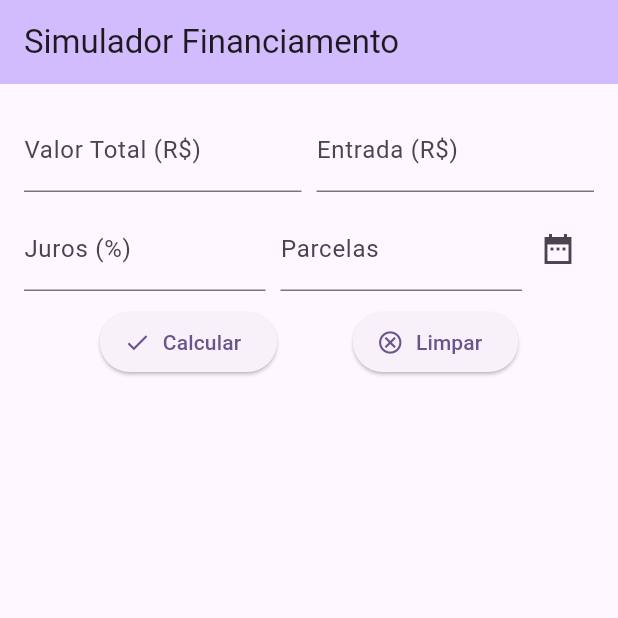
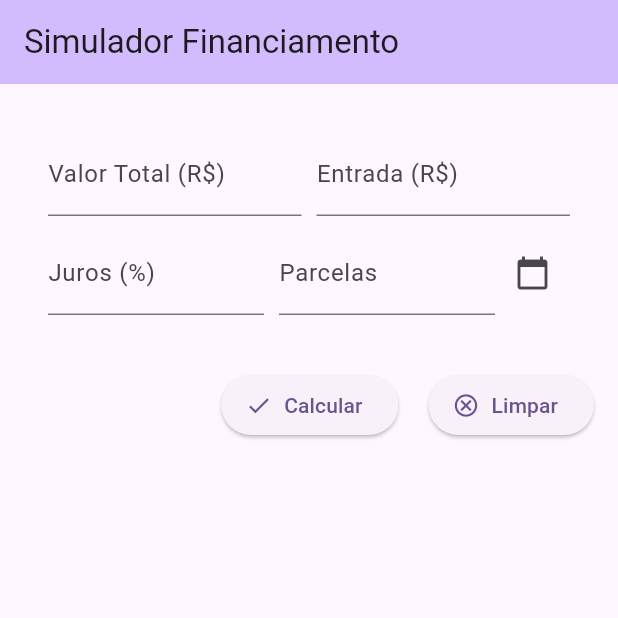
Before and after one commit to aliek57/prova1, a Flutter app: the screen it shows after launch, after a tap on "Limpar", on a phone screen of 412 x 824 dp, the top half of it. Run offline on Flutter 3.47's test engine with Material 3 defaults, Android fonts, the phone set to English and light mode, and no system bars.

Commit message:
fix: adjust layout

```diff
--- a/lib/main.dart
+++ b/lib/main.dart
@@ -14,6 +14,7 @@ class MyApp extends StatelessWidget {
       title: 'Exercicio 1 da Prova 1',
       theme: ThemeData(
         colorScheme: ColorScheme.fromSeed(seedColor: Colors.deepPurple),
+        useMaterial3: true,
       ),
       home: const MyHomePage(title: 'Simulador Financiamento'),
     );
@@ -22,7 +23,6 @@ class MyApp extends StatelessWidget {
 
 class MyHomePage extends StatefulWidget {
   const MyHomePage({super.key, required this.title});
-
   final String title;
 
   @override
@@ -41,7 +41,7 @@ class _MyHomePageState extends State<MyHomePage> {
     final DateTime? data_escolhida = await showDatePicker(
       context: context,
       initialDate: DateTime.now().add(const Duration(days: 30)),
-      firstDate: DateTime.now().add(const Duration(days: 30)),
+      firstDate: DateTime.now(),
       lastDate: DateTime(2101),
     );
     if (data_escolhida != null && data_escolhida != dataVencimento) {
@@ -53,40 +53,44 @@ class _MyHomePageState extends State<MyHomePage> {
 
   Widget criarParcela(int idx) {
     Parcela p = parcelas[idx];
-    ListTile item = ListTile(title: generateView(p), );
-    return item;
-  }
-
-  Widget generateView(Parcela p) {
-    return Column(
+    return Padding(
+      padding: const EdgeInsets.symmetric(vertical: 8.0),
+      child: Column(
         crossAxisAlignment: CrossAxisAlignment.start,
         children: [
-        Text("Parcela nº ${p.numeroParcela} vence em ${p.dataVencimento}"),
+          Text(
+            "Parcela nº ${p.numeroParcela} vence em ${p.dataVencimento.day.toString().padLeft(2, '0')}/${p.dataVencimento.month.toString().padLeft(2, '0')}/${p.dataVencimento.year}",
+            style: const TextStyle(fontWeight: FontWeight.bold),
+          ),
+          const SizedBox(height: 4),
           Row(
+            mainAxisAlignment: MainAxisAlignment.spaceBetween,
             children: [
-            Expanded(child: Text("Parcela: ${p.valorParcela.toStringAsFixed(2)}")),
-            Text("Juros: ${p.juros.toStringAsFixed(2)}"),
-            const SizedBox(width: 10),
-            Text("Total: ${p.dividaRestante.toStringAsFixed(2)}"),
+              Text("Parcela: R\$ ${p.valorParcela.toStringAsFixed(2)}"),
+              Text("Juros: R\$ ${p.juros.toStringAsFixed(2)}"),
+              Text("Total: R\$ ${p.dividaRestante.toStringAsFixed(2)}"),
             ],
           ),
         ],
+      ),
     );
   }
 
   void _showMessage(String msg, int time) {
     ScaffoldMessenger.of(context).showSnackBar(
-        SnackBar(content: Text(msg),
-            duration: Duration(seconds: time))
+      SnackBar(
+        content: Text(msg),
+        duration: Duration(seconds: time),
+      ),
     );
   }
 
   void _limpar() {
     setState(() {
-      totalController.text = "";
-      entradaController.text = "";
-      jurosController.text = "";
-      parcelasController.text = "";
+      totalController.clear();
+      entradaController.clear();
+      jurosController.clear();
+      parcelasController.clear();
       dataVencimento = null;
       parcelas = [];
     });
@@ -107,7 +111,7 @@ class _MyHomePageState extends State<MyHomePage> {
       int numParcelas = int.parse(parcelasController.text);
 
       if (total <= 0 || entrada < 0 || jurosMensal < 0 || numParcelas <= 0) {
-        _showMessage("Valores numéricos inválidos. Apenas juros pode ser 0.", 4);
+        _showMessage("Valores numéricos inválidos.", 4);
         return;
       }
 
@@ -119,20 +123,20 @@ class _MyHomePageState extends State<MyHomePage> {
       for (int i = 1; i <= numParcelas; i++) {
         double jurosDaParcela = saldoDevedor * jurosMensal;
         double valorTotalParcela = valorPrincipalParcela + jurosDaParcela;
+        double novoSaldoDevedor = saldoDevedor - valorPrincipalParcela;
 
         dataAtual = DateTime(dataAtual.year, dataAtual.month + 1, dataAtual.day);
-
-        saldoDevedor -= valorPrincipalParcela;
 
         tempParcelas.add(
           Parcela(
             numeroParcela: i,
             valorParcela: valorTotalParcela,
             juros: jurosDaParcela,
-            dividaRestante: saldoDevedor > 0 ? saldoDevedor : 0,
+            dividaRestante: novoSaldoDevedor > 0 ? novoSaldoDevedor : 0,
             dataVencimento: dataAtual,
           ),
         );
+        saldoDevedor = novoSaldoDevedor;
       }
 
       setState(() {
@@ -155,15 +159,16 @@ class _MyHomePageState extends State<MyHomePage> {
         padding: const EdgeInsets.all(16.0),
         child: Column(
           children: [
-              // 🔹 Use Expanded/Flexible só onde precisa crescer
+            Container(
+              padding: const EdgeInsets.all(16.0),
+              child: Column(
+                children: [
                   Row(
                     children: [
                       Expanded(
                         child: TextField(
                           controller: totalController,
-                      decoration: const InputDecoration(
-                        labelText: "Valor Total (R\$)",
-                      ),
+                          decoration: const InputDecoration(labelText: "Valor Total (R\$)"),
                           keyboardType: TextInputType.number,
                         ),
                       ),
@@ -171,25 +176,19 @@ class _MyHomePageState extends State<MyHomePage> {
                       Expanded(
                         child: TextField(
                           controller: entradaController,
-                      decoration: const InputDecoration(
-                        labelText: "Entrada (R\$)",
-                      ),
+                          decoration: const InputDecoration(labelText: "Entrada (R\$)"),
                           keyboardType: TextInputType.number,
                         ),
                       ),
                     ],
                   ),
-
                   const SizedBox(height: 10),
-
                   Row(
                     children: [
                       Expanded(
                         child: TextField(
                           controller: jurosController,
-                      decoration: const InputDecoration(
-                        labelText: "Juros (%)",
-                      ),
+                          decoration: const InputDecoration(labelText: "Juros (%)"),
                           keyboardType: TextInputType.number,
                         ),
                       ),
@@ -197,29 +196,32 @@ class _MyHomePageState extends State<MyHomePage> {
                       Expanded(
                         child: TextField(
                           controller: parcelasController,
-                      decoration: const InputDecoration(
-                        labelText: "Parcelas",
-                      ),
+                          decoration: const InputDecoration(labelText: "Parcelas"),
                           keyboardType: TextInputType.number,
                         ),
                       ),
-                  IconButton(
+                      SizedBox(
+                        width: 50,
+                        child: IconButton(
                           onPressed: _selecionarData,
-                    icon: const Icon(Icons.date_range_sharp),
+                          icon: const Icon(Icons.calendar_today),
+                        ),
                       ),
                     ],
                   ),
-
-              const SizedBox(height: 10),
-
+                ],
+              ),
+            ),
+            const SizedBox(height: 20),
             Row(
-                mainAxisAlignment: MainAxisAlignment.spaceEvenly,
+              mainAxisAlignment: MainAxisAlignment.end,
               children: [
                 ElevatedButton.icon(
                   onPressed: _calcular,
                   icon: const Icon(Icons.check),
                   label: const Text("Calcular"),
                 ),
+                const SizedBox(width: 20),
                 ElevatedButton.icon(
                   onPressed: _limpar,
                   icon: const Icon(Icons.cancel_outlined),
@@ -227,20 +229,19 @@ class _MyHomePageState extends State<MyHomePage> {
                 ),
               ],
             ),
-
-              const SizedBox(height: 10),
-
-              // 🔹 Lista ocupa o restante da tela
+            const SizedBox(height: 20),
             Expanded(
+              child: Container(
+                padding: const EdgeInsets.all(16.0),
                 child: ListView.builder(
                   itemCount: parcelas.length,
                   itemBuilder: (ctx, idx) => criarParcela(idx),
                 ),
               ),
+            ),
           ],
         ),
-        )
-      // This trailing comma makes auto-formatting nicer for build methods.
+      ),
     );
   }
 }
```
Lines whose indentation alone changed are shown as unchanged.
